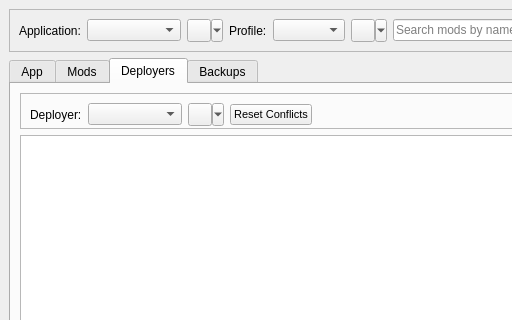
The window that src/ui/mainwindow.ui (limo-app/limo) describes before a commit, drawn with Qt 5; both pictures show x 0 to 512 and y 0 to 320 of the 1167 by 679 pixel window.
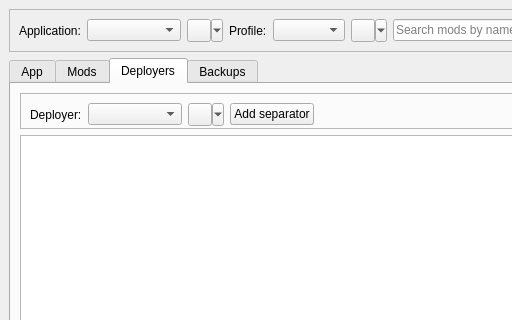
The same window after the commit. The open tabs and pages were chosen to show the change. Icons and pictures are not drawn. Custom widgets are drawn as their Qt base class.

Commit message: phase out certain data structures and integrate them with tree. Add new DS for deployer entries

Diff of the .ui file:
```diff
--- a/src/ui/mainwindow.ui
+++ b/src/ui/mainwindow.ui
@@ -867,6 +867,16 @@
                  </property>
                 </widget>
                </item>
+               <item row="0" column="3">
+                <widget class="QPushButton" name="deployer_add_separator_button">
+                 <property name="toolTip">
+                  <string>Add a category or separator to this deployer</string>
+                 </property>
+                 <property name="text">
+                  <string>Add separator</string>
+                 </property>
+                </widget>
+               </item>
                <item row="0" column="6">
                 <widget class="QPushButton" name="deploy_button">
                  <property name="toolTip">
```
Left out of the diff: 5 changed lines with no effect on the pictures. The commit also changes 9 other files.
